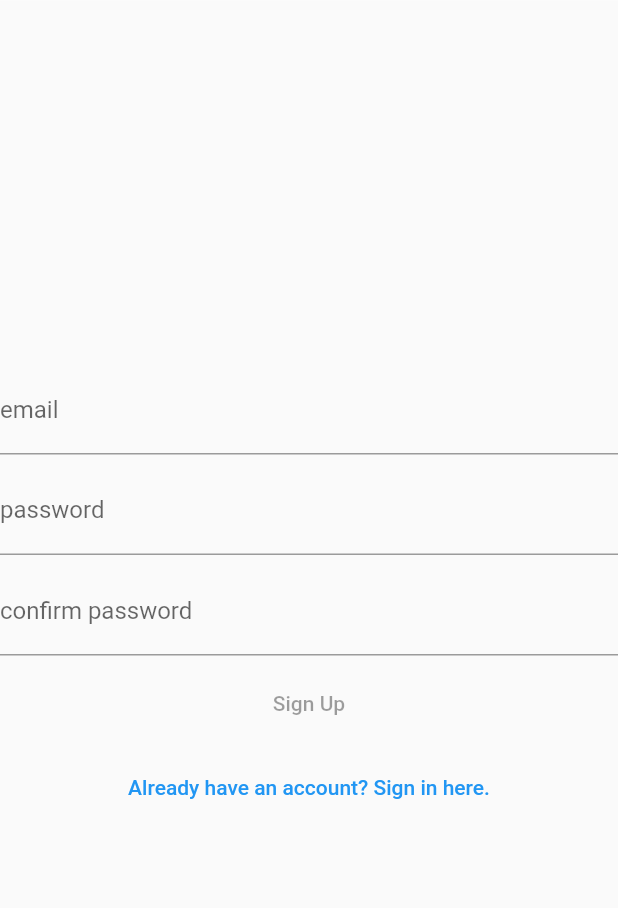
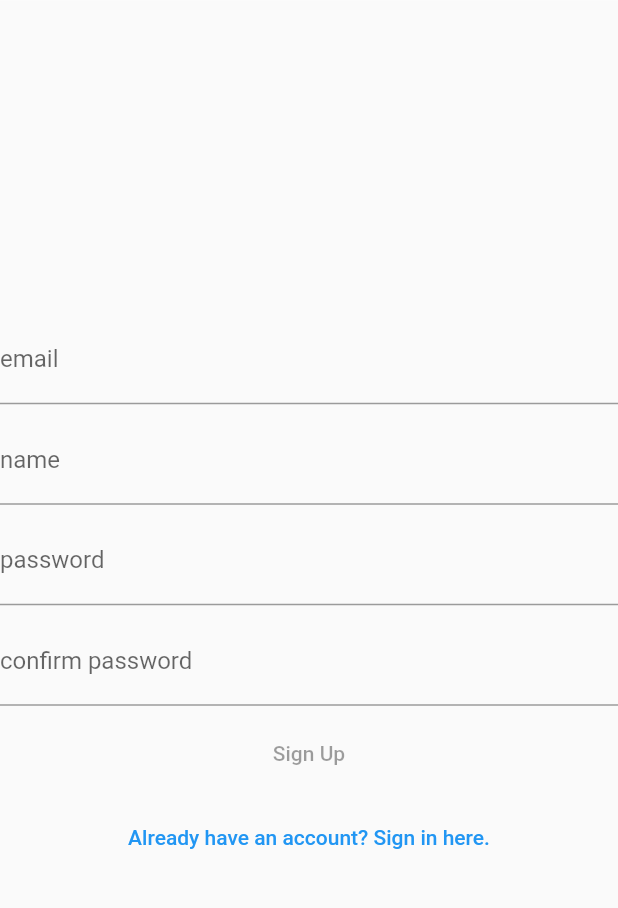
Before and after one commit to TudorBatica/Challenges, a Flutter app: the SignUpPage screen opened by its route, on a phone screen of 412 x 824 dp, the part 71-979 px from its top. Run offline on Flutter 3.47's test engine with Material 2 defaults, Android fonts, the light colour scheme and no system bars; our stand-ins replace bloc, equatable, firebase_auth, firebase_core, flutter_bloc, formz and 3 more; missing offline and left inert: dart:html; accounts and stored records are empty.

Commit message:
add name in signup form

```diff
--- a/lib/domain/authentication/email.dart
+++ b/lib/application/authentication/email.dart
@@ -3,10 +3,11 @@ import 'package:formz/formz.dart';
 // ignore: public_member_api_docs
 enum EmailValidationError { invalid }
 
-// ignore: public_member_api_docs
+/// Email input model
 class Email extends FormzInput<String, EmailValidationError> {
   const Email.pure() : super.pure('');
-  // ignore: public_member_api_docs
+
+  /// Input has been modified by the user
   const Email.dirty([String value = '']) : super.dirty(value);
 
   static final RegExp _emailRegExp = RegExp(
--- /dev/null
+++ b/lib/application/authentication/name.dart
@@ -0,0 +1,19 @@
+import 'package:formz/formz.dart';
+
+// ignore: public_member_api_docs
+enum NameValidationError { invalid }
+
+/// Name input model
+class Name extends FormzInput<String, NameValidationError> {
+  const Name.pure() : super.pure('');
+
+  /// Input has been modified by the user
+  const Name.dirty([String value = '']) : super.dirty(value);
+
+  @override
+  NameValidationError? validator(String? value) {
+    return ((value ?? '').trim().length > 1)
+        ? null
+        : NameValidationError.invalid;
+  }
+}
--- a/lib/application/authentication/sign_in_cubit.dart
+++ b/lib/application/authentication/sign_in_cubit.dart
@@ -6,8 +6,8 @@ import 'package:injectable/injectable.dart';
 import 'package:meta/meta.dart';
 
 import '../../domain/authentication/authentication_repository.dart';
-import '../../domain/authentication/email.dart';
-import '../../domain/authentication/password.dart';
+import 'email.dart';
+import 'password.dart';
 
 part 'sign_in_state.dart';
 
--- a/lib/application/authentication/sign_up_cubit.dart
+++ b/lib/application/authentication/sign_up_cubit.dart
@@ -1,3 +1,6 @@
+import 'dart:html';
+
+import 'package:challengesapp/application/authentication/name.dart';
 import 'package:equatable/equatable.dart';
 import 'package:flutter_bloc/flutter_bloc.dart';
 import 'package:formz/formz.dart';
@@ -5,9 +8,9 @@ import 'package:injectable/injectable.dart';
 import 'package:meta/meta.dart';
 
 import '../../domain/authentication/authentication_repository.dart';
-import '../../domain/authentication/confirmed_password.dart';
-import '../../domain/authentication/email.dart';
-import '../../domain/authentication/password.dart';
+import 'confirmed_password.dart';
+import 'email.dart';
+import 'password.dart';
 
 part 'sign_up_state.dart';
 
@@ -24,15 +27,24 @@ class SignUpCubit extends Cubit<SignUpState> {
     final email = Email.dirty(value);
     emit(state.copyWith(
         email: email,
-        confirmedPassword: state.confirmedPassword,
-        status:
-            Formz.validate([email, state.password, state.confirmedPassword])));
+        status: Formz.validate(
+            [email, state.name, state.password, state.confirmedPassword])));
+  }
+
+  /// Update state with new name
+  void nameChanged(String value) {
+    final name = Name.dirty(value);
+    emit(state.copyWith(
+        name: name,
+        status: Formz.validate(
+            [state.email, name, state.password, state.confirmedPassword])));
   }
 
   /// Update state with new password
   void passwordChanged(String value) {
     final password = Password.dirty(value);
     emit(state.copyWith(
+        name: state.name,
         password: password,
         confirmedPassword: state.confirmedPassword,
         status:
@@ -46,6 +58,7 @@ class SignUpCubit extends Cubit<SignUpState> {
       value: value,
     );
     emit(state.copyWith(
+      name: state.name,
       confirmedPassword: confirmedPassword,
       status: Formz.validate([
         state.email,
--- a/lib/application/authentication/sign_up_state.dart
+++ b/lib/application/authentication/sign_up_state.dart
@@ -5,6 +5,9 @@ part of 'sign_up_cubit.dart';
 class SignUpState extends Equatable {
   /// form email
   final Email email;
+
+  /// form name
+  final Name name;
 
   /// form password
   final Password password;
@@ -18,22 +21,25 @@ class SignUpState extends Equatable {
   /// constructor
   const SignUpState(
       {this.email = const Email.pure(),
+      this.name = const Name.pure(),
       this.password = const Password.pure(),
       this.confirmedPassword = const ConfirmedPassword.pure(),
       this.status = FormzStatus.pure});
 
   @override
-  List<Object?> get props => [email, password, confirmedPassword, status];
+  List<Object?> get props => [email, name, password, confirmedPassword, status];
 
   /// copy factory
   SignUpState copyWith({
     Email? email,
+    Name? name,
     Password? password,
     ConfirmedPassword? confirmedPassword,
     FormzStatus? status,
   }) {
     return SignUpState(
       email: email ?? this.email,
+      name: name ?? this.name,
       password: password ?? this.password,
       confirmedPassword: confirmedPassword ?? this.confirmedPassword,
       status: status ?? this.status,
--- a/lib/domain/common/user.dart
+++ b/lib/domain/common/user.dart
@@ -6,7 +6,7 @@ import '../profile/user_profile.dart';
 /// Represents a complete blueprint of a user,
 /// holding both their identity and their profile.
 class User extends Equatable {
-  /// /// {@macro UserIdentity}
+  /// {@macro UserIdentity}
   final UserIdentity identity;
 
   /// {@macro UserProfile}
--- a/lib/presentation/authentication/sign_up_form.dart
+++ b/lib/presentation/authentication/sign_up_form.dart
@@ -30,6 +30,8 @@ class SignUpForm extends StatelessWidget {
               const SizedBox(height: 16.0),
               _EmailInput(),
               const SizedBox(height: 8.0),
+              _NameInput(),
+              const SizedBox(height: 8.0),
               _PasswordInput(),
               const SizedBox(height: 8.0),
               _ConfirmPasswordInput(),
@@ -50,16 +52,33 @@ class _EmailInput extends StatelessWidget {
   Widget build(BuildContext context) {
     return BlocBuilder<SignUpCubit, SignUpState>(
       buildWhen: (previous, current) => previous.email != current.email,
-      builder: (context, state) {
-        return TextField(
+      builder: (context, state) => TextField(
         key: const Key('signUpForm_emailInput_textField'),
         onChanged: (email) => context.read<SignUpCubit>().emailChanged(email),
         keyboardType: TextInputType.emailAddress,
         decoration: InputDecoration(
             labelText: 'email',
-              errorText: state.email.invalid ? 'invalid email address' : null),
+            errorText:
+                state.email.invalid ? 'Email address is not valid' : null),
+      ),
     );
-      },
+  }
+}
+
+class _NameInput extends StatelessWidget {
+  @override
+  Widget build(BuildContext context) {
+    return BlocBuilder<SignUpCubit, SignUpState>(
+      buildWhen: (previous, current) => previous.name != current.name,
+      builder: (context, state) => TextField(
+        key: const Key('signUpForm_nameInput_textField'),
+        onChanged: (name) => context.read<SignUpCubit>().nameChanged(name),
+        decoration: InputDecoration(
+            labelText: 'name',
+            errorText: state.name.invalid
+                ? 'Please enter a name with at least two characters'
+                : null),
+      ),
     );
   }
 }
@@ -69,17 +88,20 @@ class _PasswordInput extends StatelessWidget {
   Widget build(BuildContext context) {
     return BlocBuilder<SignUpCubit, SignUpState>(
         buildWhen: (previous, current) => previous.password != current.password,
-        builder: (context, state) {
-          return TextField(
+        builder: (context, state) => TextField(
               key: const Key('signUpForm_passwordInput_textField'),
               onChanged: (password) =>
                   context.read<SignUpCubit>().passwordChanged(password),
               obscureText: true,
               decoration: InputDecoration(
                   labelText: 'password',
-                errorText: state.password.invalid ? 'invalid password' : null),
-          );
-        });
+                  errorText: state.password.invalid
+                      ? '''Passwords should have at least 8 characters and at
+                      least one letter, one number and one special character'''
+                          .replaceAll('\n', '')
+                          .replaceAll('  ', '')
+                      : null),
+            ));
   }
 }
 
@@ -90,19 +112,18 @@ class _ConfirmPasswordInput extends StatelessWidget {
         buildWhen: (previous, current) =>
             previous.password != current.password ||
             previous.confirmedPassword != current.confirmedPassword,
-        builder: (context, state) {
-          return TextField(
+        builder: (context, state) => TextField(
               key: const Key('signUpForm_confirmPasswordInput_textField'),
-            onChanged: (password) =>
-                context.read<SignUpCubit>().confirmedPasswordChanged(password),
+              onChanged: (password) => context
+                  .read<SignUpCubit>()
+                  .confirmedPasswordChanged(password),
               obscureText: true,
               decoration: InputDecoration(
                   labelText: 'confirm password',
                   errorText: state.confirmedPassword.invalid
                       ? 'passwords do not match'
                       : null),
-          );
-        });
+            ));
   }
 }
 
@@ -111,17 +132,14 @@ class _SignUpButton extends StatelessWidget {
   Widget build(BuildContext context) {
     return BlocBuilder<SignUpCubit, SignUpState>(
         buildWhen: (previous, current) => previous.status != current.status,
-        builder: (context, state) {
-          return state.status.isSubmissionInProgress
+        builder: (context, state) => state.status.isSubmissionInProgress
             ? const CircularProgressIndicator()
             : TextButton(
                 onPressed: state.status.isValidated
-                      ? () => context
-                          .read<SignUpCubit>()
-                          .signUpWithEmailAndPassword()
+                    ? () =>
+                        context.read<SignUpCubit>().signUpWithEmailAndPassword()
                     : null,
-                  child: Text("Sign Up"));
-        });
+                child: Text("Sign Up")));
   }
 }
 
```
Also changed, not shown: lib/application/authentication/confirmed_password.dart (renamed from lib/domain/authentication/confirmed_password.dart), lib/application/authentication/password.dart (renamed from lib/domain/authentication/password.dart), 4 other files. Lines whose indentation alone changed are shown as unchanged.
